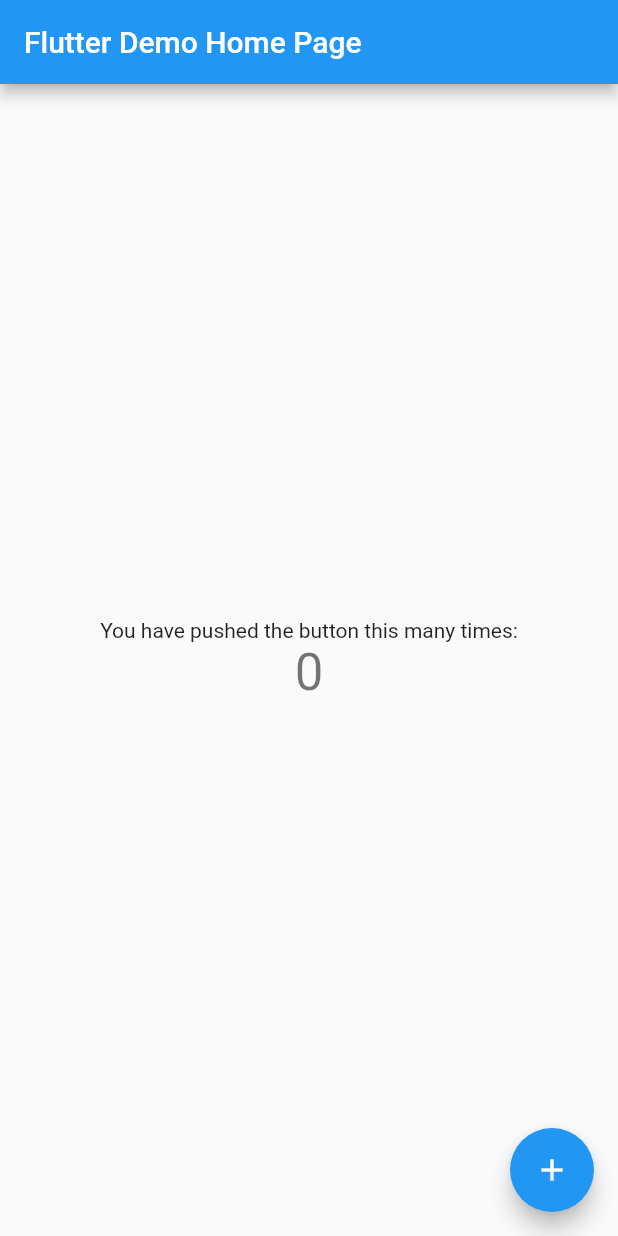
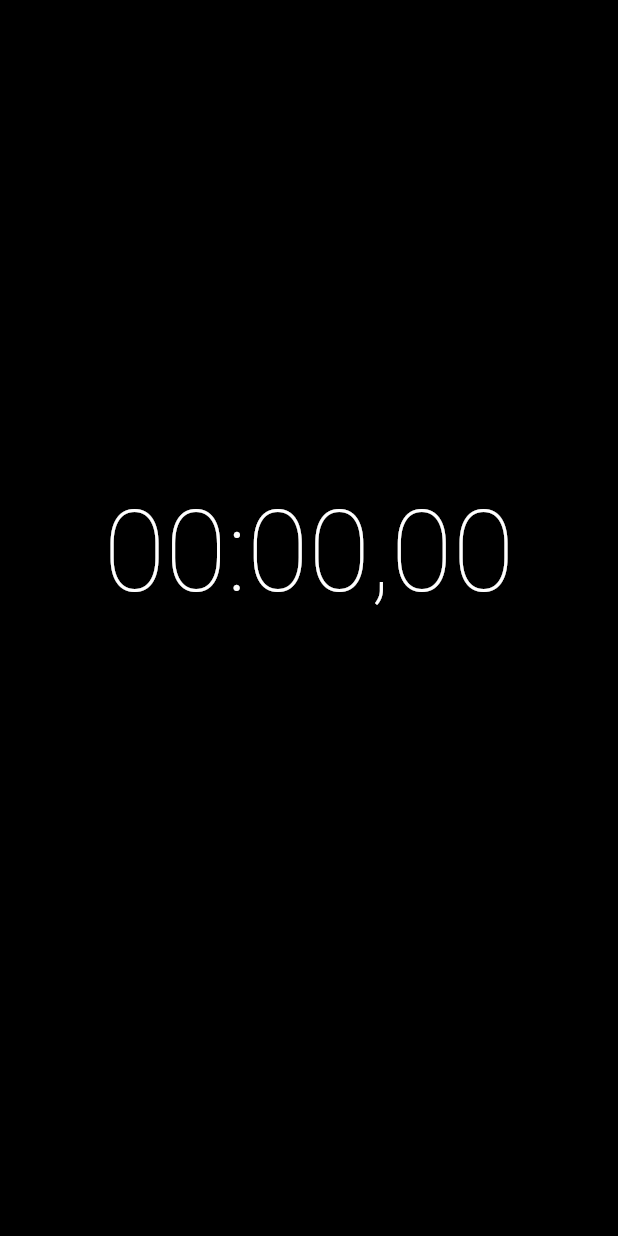
Before and after one commit to emiliosheinz/flutter-timer, a Flutter app: the screen it shows after launch, on a phone screen of 412 x 824 dp. Run offline on Flutter 3.47's test engine with Material 2 defaults, Android fonts, the phone set to English and light mode, and no system bars.

Commit message:
Creating diplay component

```diff
--- /dev/null
+++ b/timer/lib/components/display.dart
@@ -0,0 +1,21 @@
+import 'package:flutter/material.dart';
+
+class Display extends StatelessWidget {
+  @override
+  Widget build(BuildContext context) {
+    return Expanded(
+      flex: 1,
+      child: Align(
+        alignment: Alignment.bottomCenter,
+        child: Text(
+          '00:00,00',
+          style: TextStyle(
+            color: Colors.white,
+            fontWeight: FontWeight.w200,
+            fontSize: 75,
+          ),
+        ),
+      ),
+    );
+  }
+}
--- a/timer/lib/main.dart
+++ b/timer/lib/main.dart
@@ -1,4 +1,5 @@
 import 'package:flutter/material.dart';
+import 'package:timer/pages/home.dart';
 
 void main() => runApp(MyApp());
 
@@ -7,105 +8,7 @@ class MyApp extends StatelessWidget {
   @override
   Widget build(BuildContext context) {
     return MaterialApp(
-      title: 'Flutter Demo',
-      theme: ThemeData(
-        // This is the theme of your application.
-        //
-        // Try running your application with "flutter run". You'll see the
-        // application has a blue toolbar. Then, without quitting the app, try
-        // changing the primarySwatch below to Colors.green and then invoke
-        // "hot reload" (press "r" in the console where you ran "flutter run",
-        // or simply save your changes to "hot reload" in a Flutter IDE).
-        // Notice that the counter didn't reset back to zero; the application
-        // is not restarted.
-        primarySwatch: Colors.blue,
-      ),
-      home: MyHomePage(title: 'Flutter Demo Home Page'),
+      home: HomePage(),
     );
   }
 }
-
-class MyHomePage extends StatefulWidget {
-  MyHomePage({Key key, this.title}) : super(key: key);
-
-  // This widget is the home page of your application. It is stateful, meaning
-  // that it has a State object (defined below) that contains fields that affect
-  // how it looks.
-
-  // This class is the configuration for the state. It holds the values (in this
-  // case the title) provided by the parent (in this case the App widget) and
-  // used by the build method of the State. Fields in a Widget subclass are
-  // always marked "final".
-
-  final String title;
-
-  @override
-  _MyHomePageState createState() => _MyHomePageState();
-}
-
-class _MyHomePageState extends State<MyHomePage> {
-  int _counter = 0;
-
-  void _incrementCounter() {
-    setState(() {
-      // This call to setState tells the Flutter framework that something has
-      // changed in this State, which causes it to rerun the build method below
-      // so that the display can reflect the updated values. If we changed
-      // _counter without calling setState(), then the build method would not be
-      // called again, and so nothing would appear to happen.
-      _counter++;
-    });
-  }
-
-  @override
-  Widget build(BuildContext context) {
-    // This method is rerun every time setState is called, for instance as done
-    // by the _incrementCounter method above.
-    //
-    // The Flutter framework has been optimized to make rerunning build methods
-    // fast, so that you can just rebuild anything that needs updating rather
-    // than having to individually change instances of widgets.
-    return Scaffold(
-      appBar: AppBar(
-        // Here we take the value from the MyHomePage object that was created by
-        // the App.build method, and use it to set our appbar title.
-        title: Text(widget.title),
-      ),
-      body: Center(
-        // Center is a layout widget. It takes a single child and positions it
-        // in the middle of the parent.
-        child: Column(
-          // Column is also a layout widget. It takes a list of children and
-          // arranges them vertically. By default, it sizes itself to fit its
-          // children horizontally, and tries to be as tall as its parent.
-          //
-          // Invoke "debug painting" (press "p" in the console, choose the
-          // "Toggle Debug Paint" action from the Flutter Inspector in Android
-          // Studio, or the "Toggle Debug Paint" command in Visual Studio Code)
-          // to see the wireframe for each widget.
-          //
-          // Column has various properties to control how it sizes itself and
-          // how it positions its children. Here we use mainAxisAlignment to
-          // center the children vertically; the main axis here is the vertical
-          // axis because Columns are vertical (the cross axis would be
-          // horizontal).
-          mainAxisAlignment: MainAxisAlignment.center,
-          children: <Widget>[
-            Text(
-              'You have pushed the button this many times:',
-            ),
-            Text(
-              '$_counter',
-              style: Theme.of(context).textTheme.display1,
-            ),
-          ],
-        ),
-      ),
-      floatingActionButton: FloatingActionButton(
-        onPressed: _incrementCounter,
-        tooltip: 'Increment',
-        child: Icon(Icons.add),
-      ), // This trailing comma makes auto-formatting nicer for build methods.
-    );
-  }
-}
--- /dev/null
+++ b/timer/lib/pages/home.dart
@@ -0,0 +1,22 @@
+import 'package:flutter/material.dart';
+import 'package:timer/components/display.dart';
+
+class HomePage extends StatelessWidget {
+  @override
+  Widget build(BuildContext context) {
+    return Scaffold(
+      body: Container(
+        color: Colors.black,
+        child: Column(
+          children: <Widget>[
+            Display(),
+            Expanded(
+              flex: 1,
+              child: Container(),
+            ),
+          ],
+        ),
+      ),
+    );
+  }
+}
```
